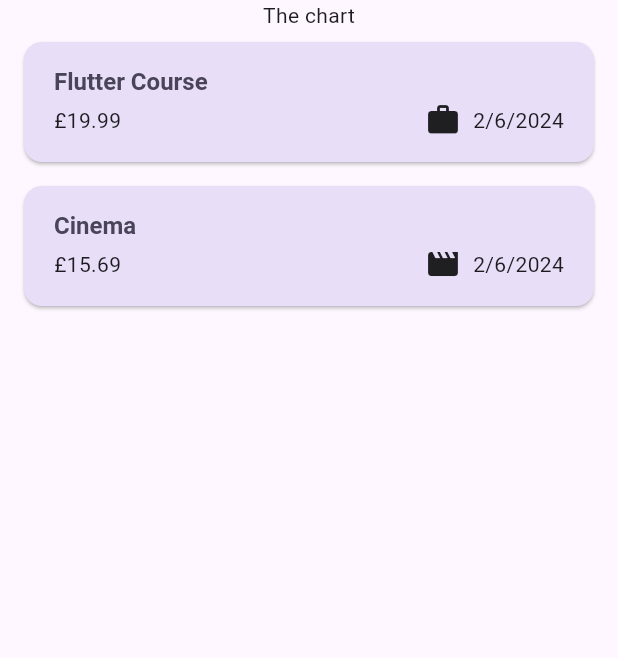
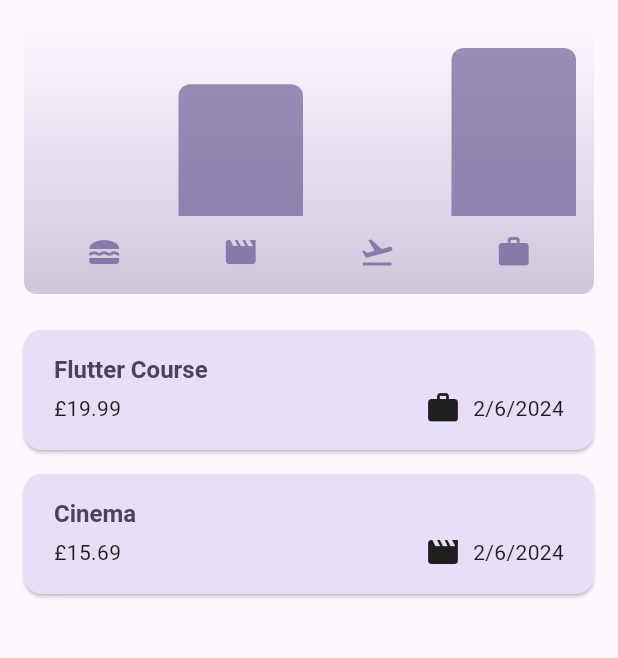
Before and after one commit to oscarlagatta/flutter_expense_tracker, a Flutter app: the screen it shows after launch, on a phone screen of 412 x 824 dp, the part 84-742 px from its top. Run offline on Flutter 3.47's test engine with Material 3 defaults, Android fonts, the phone set to English and light mode, and no system bars.

Commit message:
adding chart

```diff
--- a/lib/model/expense.dart
+++ b/lib/model/expense.dart
@@ -26,7 +26,8 @@ class Expense {
     required this.amount,
     required this.date,
     required this.category,
-  }) : id = uuid.v4(); // only properties that are not part of the named parameters.
+  }) : id = uuid
+            .v4(); // only properties that are not part of the named parameters.
 
   final String id;
   final String title;
@@ -38,3 +39,26 @@ class Expense {
     return formatter.format(date);
   }
 }
+
+class ExpenseBucket {
+  const ExpenseBucket({required this.category, required this.expenses});
+
+  final Category category;
+  final List<Expense> expenses;
+
+  ExpenseBucket.forCategory(List<Expense> allExpenses, this.category)
+      : expenses = allExpenses
+            .where((expense) => expense.category == category)
+            .toList();
+
+  double get totalExpenses {
+    double sum = 0;
+
+    for (final expense in expenses) {
+      // sum = sum + expense.amount;
+      sum += expense.amount;
+    }
+
+    return sum;
+  }
+}
--- /dev/null
+++ b/lib/widgets/chart/chart.dart
@@ -0,0 +1,95 @@
+import 'package:expense_tracker/model/expense.dart';
+import 'package:expense_tracker/widgets/chart/chart_bar.dart';
+import 'package:flutter/material.dart';
+
+
+class Chart extends StatelessWidget {
+  const Chart({super.key, required this.expenses});
+
+  final List<Expense> expenses;
+
+  List<ExpenseBucket> get buckets {
+    return [
+      ExpenseBucket.forCategory(expenses, Category.food),
+      ExpenseBucket.forCategory(expenses, Category.leisure),
+      ExpenseBucket.forCategory(expenses, Category.travel),
+      ExpenseBucket.forCategory(expenses, Category.work),
+    ];
+  }
+
+  double get maxTotalExpense {
+    double maxTotalExpense = 0;
+
+    for (final bucket in buckets) {
+      if (bucket.totalExpenses > maxTotalExpense) {
+        maxTotalExpense = bucket.totalExpenses;
+      }
+    }
+
+    return maxTotalExpense;
+  }
+
+  @override
+  Widget build(BuildContext context) {
+    final isDarkMode =
+        MediaQuery.of(context).platformBrightness == Brightness.dark;
+    return Container(
+      margin: const EdgeInsets.all(16),
+      padding: const EdgeInsets.symmetric(
+        vertical: 16,
+        horizontal: 8,
+      ),
+      width: double.infinity,
+      height: 180,
+      decoration: BoxDecoration(
+        borderRadius: BorderRadius.circular(8),
+        gradient: LinearGradient(
+          colors: [
+            Theme.of(context).colorScheme.primary.withOpacity(0.3),
+            Theme.of(context).colorScheme.primary.withOpacity(0.0)
+          ],
+          begin: Alignment.bottomCenter,
+          end: Alignment.topCenter,
+        ),
+      ),
+      child: Column(
+        children: [
+          Expanded(
+            child: Row(
+              crossAxisAlignment: CrossAxisAlignment.end,
+              children: [
+                for (final bucket in buckets) // alternative to map()
+                  ChartBar(
+                    fill: bucket.totalExpenses == 0
+                        ? 0
+                        : bucket.totalExpenses / maxTotalExpense,
+                  )
+              ],
+            ),
+          ),
+          const SizedBox(height: 12),
+          Row(
+            children: buckets
+                .map(
+                  (bucket) => Expanded(
+                    child: Padding(
+                      padding: const EdgeInsets.symmetric(horizontal: 4),
+                      child: Icon(
+                        categoryIcons[bucket.category],
+                        color: isDarkMode
+                            ? Theme.of(context).colorScheme.secondary
+                            : Theme.of(context)
+                                .colorScheme
+                                .primary
+                                .withOpacity(0.7),
+                      ),
+                    ),
+                  ),
+                )
+                .toList(),
+          )
+        ],
+      ),
+    );
+  }
+}
--- /dev/null
+++ b/lib/widgets/chart/chart_bar.dart
@@ -0,0 +1,34 @@
+import 'package:flutter/material.dart';
+
+class ChartBar extends StatelessWidget {
+  const ChartBar({
+    super.key,
+    required this.fill,
+  });
+
+  final double fill;
+
+  @override
+  Widget build(BuildContext context) {
+    final isDarkMode =
+        MediaQuery.of(context).platformBrightness == Brightness.dark;
+    return Expanded(
+      child: Padding(
+        padding: const EdgeInsets.symmetric(horizontal: 4),
+        child: FractionallySizedBox(
+          heightFactor: fill,
+          child: DecoratedBox(
+            decoration: BoxDecoration(
+              shape: BoxShape.rectangle,
+              borderRadius:
+                  const BorderRadius.vertical(top: Radius.circular(8)),
+              color: isDarkMode
+                  ? Theme.of(context).colorScheme.secondary
+                  : Theme.of(context).colorScheme.primary.withOpacity(0.65),
+            ),
+          ),
+        ),
+      ),
+    );
+  }
+}
--- a/lib/widgets/expenses.dart
+++ b/lib/widgets/expenses.dart
@@ -1,4 +1,5 @@
 import 'package:expense_tracker/model/expense.dart';
+import 'package:expense_tracker/widgets/chart/chart.dart';
 import 'package:expense_tracker/widgets/expenses_list/expenses_list.dart';
 import 'package:expense_tracker/widgets/new_expense.dart';
 import 'package:flutter/material.dart';
@@ -90,7 +91,7 @@ class _ExpensesState extends State<Expenses> {
       ),
       body: Column(
         children: [
-          const Text('The chart'),
+          Chart(expenses: _retisteredExpenses),
           Expanded(child: mainContent),
         ],
       ),
```
